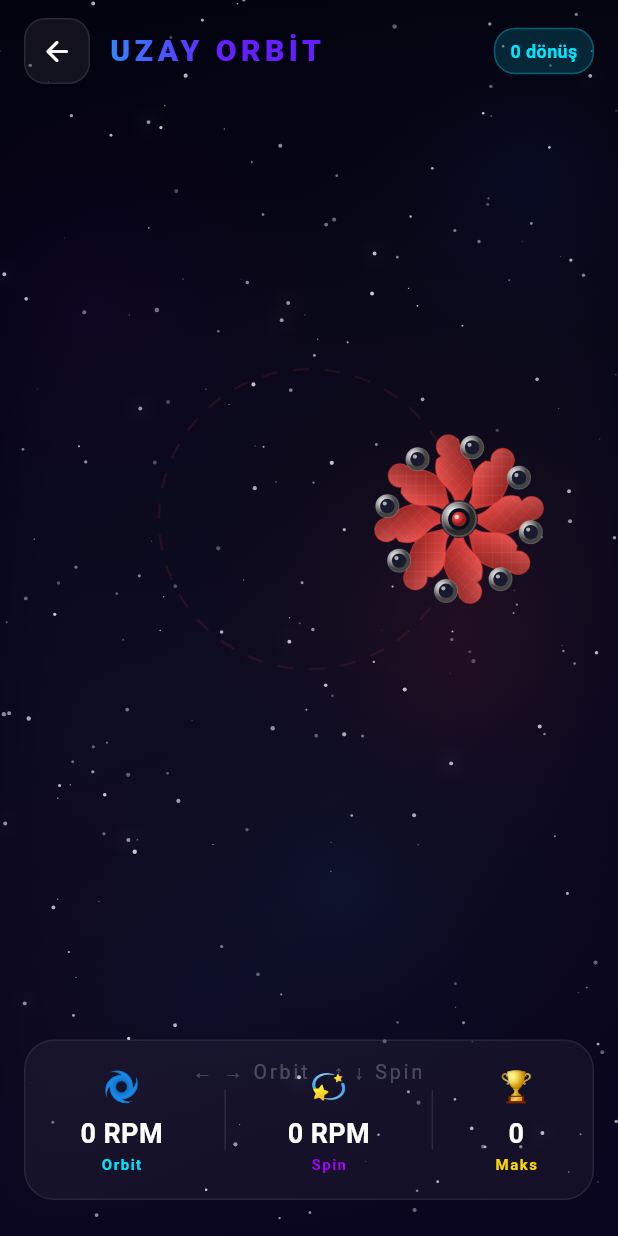
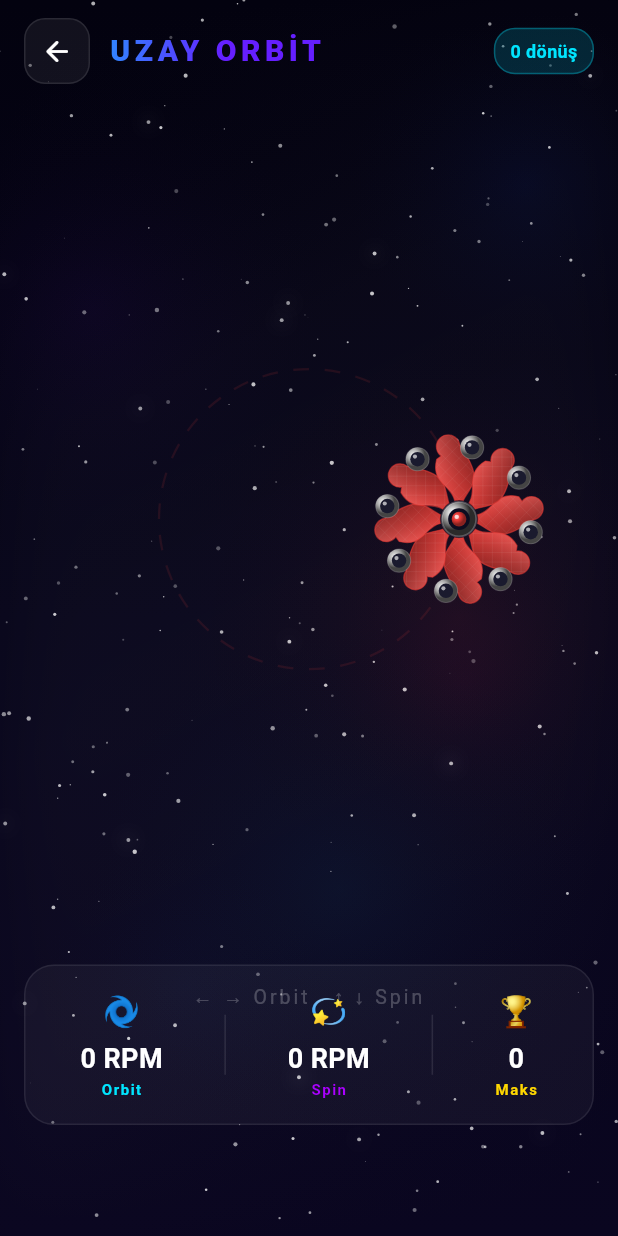
Before and after one commit to arslanaytac11-alt/stress-carki, a Flutter app: the OrbitScreen screen opened directly with sample values from the repository, on a phone screen of 412 x 824 dp. Run offline on Flutter 3.47's test engine with Material 3 defaults, Android fonts, the phone set to English and light mode, and no system bars; our stand-ins replace google_mobile_ads, just_audio, sensors_plus, shared_preferences; accounts and stored records are empty; network calls fail.

Commit message:
Add banner and interstitial ads to all 7 game screens
- Banner ads at bottom of every game screen
- Interstitial triggers on screen entry (every 3rd transition)
- Adjusted UI elements to prevent banner overlap
- Bump build number to 5

Co-Authored-By: Claude Opus 4.6 <noreply@anthropic.com>

```diff
--- a/codemagic.yaml
+++ b/codemagic.yaml
@@ -35,7 +35,7 @@ workflows:
         script: |
           flutter build ipa --release \
             --build-name=1.0.0 \
-            --build-number=4 \
+            --build-number=5 \
             --export-options-plist=/Users/builder/export_options.plist
     artifacts:
       - build/ios/ipa/*.ipa
--- a/lib/breath_screen.dart
+++ b/lib/breath_screen.dart
@@ -4,6 +4,7 @@ import 'physics_engine.dart';
 import 'spinner_painter.dart';
 import 'l10n/app_localizations.dart';
 import 'game_state.dart';
+import 'ad_manager.dart';
 
 /// Nefes egzersizi modu
 /// Spinner belirli bir ritimde döner, kullanıcı nefes alıp verir
@@ -43,6 +44,7 @@ class _BreathScreenState extends State<BreathScreen>
   @override
   void initState() {
     super.initState();
+    AdManager.instance.onScreenChange();
     GameState.instance.trackMode('breath');
     _physics = PhysicsEngine();
 
@@ -141,7 +143,8 @@ class _BreathScreenState extends State<BreathScreen>
             _buildTopBar(context),
             Expanded(child: _buildMain()),
             _buildControls(),
-            const SizedBox(height: 24),
+            const SizedBox(height: 8),
+            const BannerAdWidget(),
           ],
         ),
       ),
--- a/lib/orbit_screen.dart
+++ b/lib/orbit_screen.dart
@@ -6,6 +6,7 @@ import 'spinner_collection.dart';
 import 'space_background_painter.dart';
 import 'game_state.dart';
 import 'l10n/app_localizations.dart';
+import 'ad_manager.dart';
 
 /// Uzay Orbit Modu — spinner uzay boşluğunda dairesel yörüngede hareket eder
 /// ve aynı anda kendi ekseni etrafında döner. Parmakla her iki hareketi kontrol et.
@@ -51,6 +52,7 @@ class _OrbitScreenState extends State<OrbitScreen>
   @override
   void initState() {
     super.initState();
+    AdManager.instance.onScreenChange();
     GameState.instance.trackMode('orbit');
     _gameLoop = AnimationController(
       vsync: this, duration: const Duration(days: 1),
@@ -344,7 +346,7 @@ class _OrbitScreenState extends State<OrbitScreen>
             ),
             // ── Alt bilgi kartı ──
             Positioned(
-              left: 16, right: 16, bottom: 24,
+              left: 16, right: 16, bottom: 74,
               child: Container(
                 padding: const EdgeInsets.all(16),
                 decoration: BoxDecoration(
@@ -369,7 +371,7 @@ class _OrbitScreenState extends State<OrbitScreen>
             ),
             // ── Kontrol ipucu ──
             Positioned(
-              left: 0, right: 0, bottom: 100,
+              left: 0, right: 0, bottom: 150,
               child: AnimatedOpacity(
                 opacity: _totalSpins < 3 ? 0.6 : 0.0,
                 duration: const Duration(milliseconds: 500),
@@ -380,6 +382,11 @@ class _OrbitScreenState extends State<OrbitScreen>
                       letterSpacing: 2),
                 ),
               ),
+            ),
+            // ── Banner reklam ──
+            const Positioned(
+              left: 0, right: 0, bottom: 0,
+              child: BannerAdWidget(),
             ),
           ],
         ),
--- a/lib/spinner_screen.dart
+++ b/lib/spinner_screen.dart
@@ -22,6 +22,7 @@ import 'package:url_launcher/url_launcher.dart';
 import 'game_state.dart';
 import 'l10n/app_localizations.dart';
 import 'main.dart';
+import 'ad_manager.dart';
 
 /// Her pointer'ın takip verisi
 class _PointerData {
@@ -87,6 +88,7 @@ class _SpinnerScreenState extends State<SpinnerScreen>
   void initState() {
     super.initState();
     WidgetsBinding.instance.addObserver(this);
+    AdManager.instance.onScreenChange();
     GameState.instance.trackMode('spinner');
     _physics = PhysicsEngine();
     _particles = ParticleSystem();
@@ -719,6 +721,7 @@ class _SpinnerScreenState extends State<SpinnerScreen>
                 Expanded(child: _buildSpinner(colors)),
                 _buildStats(colors),
                 _buildBottomBar(colors),
+                const BannerAdWidget(),
               ],
             ),
           ),
```
Also changed, not shown: lib/balloon_pop_screen.dart (+7 -0 lines), lib/glass_smash_screen.dart (+8 -1 lines), lib/smash_screen.dart (+7 -0 lines), lib/stress_ball_screen.dart (+8 -1 lines).
